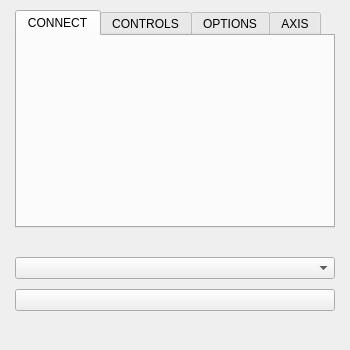
Dawson924/MouseFlightControl, file src/ui/MainWindow.ui: the form before one commit.
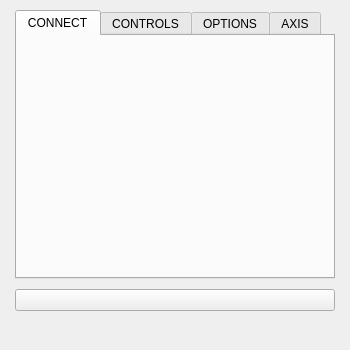
The form after the commit.

What changed in the file:
```diff
--- a/src/ui/MainWindow.ui
+++ b/src/ui/MainWindow.ui
@@ -75,50 +75,6 @@
                     </widget>
                 </item>
 
-                <!-- 控制器选择 -->
-                <item>
-                    <layout class="QVBoxLayout">
-                        <property name="spacing">
-                            <number>5</number>
-                        </property>
-
-                        <item>
-                            <layout class="QVBoxLayout" name="controllerLayout">
-                                <property name="spacing">
-                                    <number>5</number>
-                                </property>
-                                <item>
-                                    <widget class="QLabel" name="controllerLabel">
-                                        <property name="text">
-                                            <string></string>
-                                        </property>
-                                    </widget>
-                                </item>
-                                <item>
-                                    <widget class="QComboBox"
-                                        name="flightMode">
-                                        <property name="sizePolicy">
-                                            <sizepolicy hsizetype="Expanding"
-                                                vsizetype="Fixed">
-                                                <horstretch>0</horstretch>
-                                                <verstretch>0</verstretch>
-                                            </sizepolicy>
-                                        </property>
-                                    </widget>
-                                </item>
-                            </layout>
-                        </item>
-                    </layout>
-                </item>
-
-                <item>
-                    <layout class="QVBoxLayout" name="ControllerVerticalLayout">
-                        <property name="spacing">
-                            <number>8</number>
-                        </property>
-                    </layout>
-                </item>
-
                 <!-- 启动/停止按钮 -->
                 <item>
                     <widget class="QPushButton" name="startButton">
```
